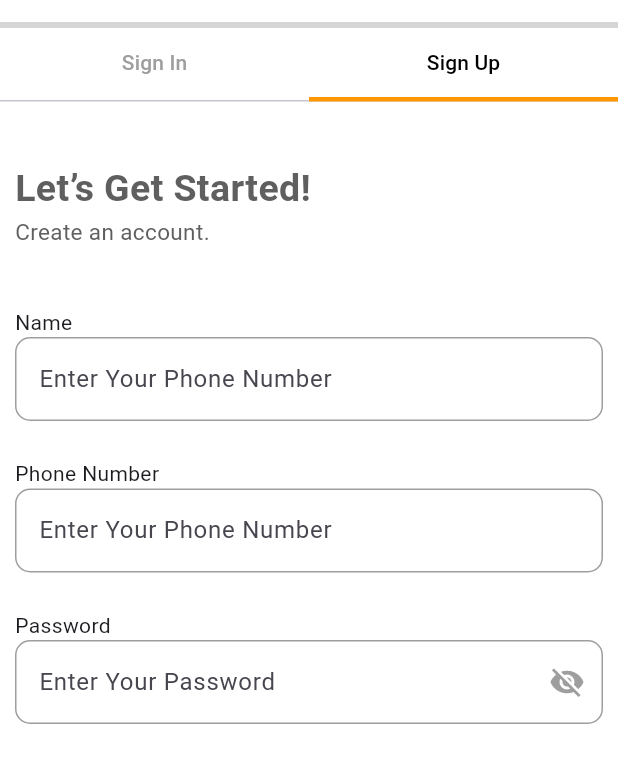
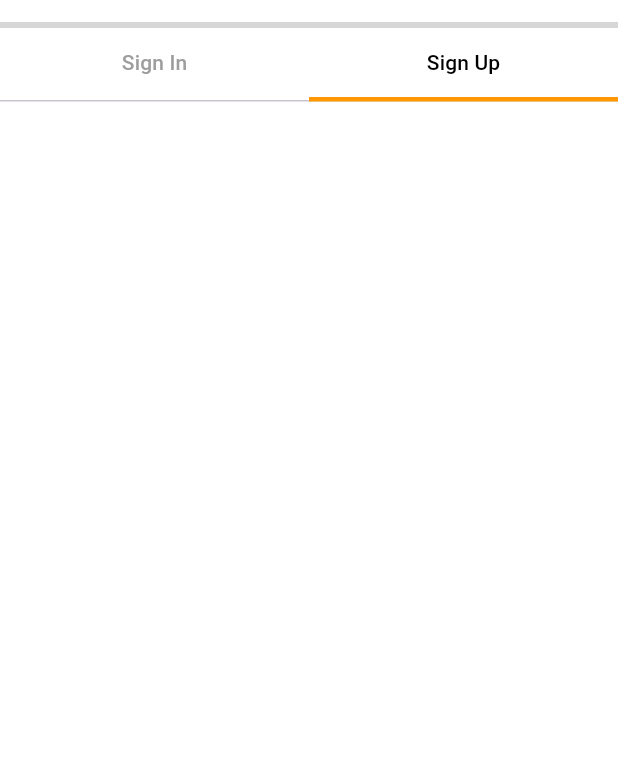
Before and after one commit to nazifanishat09/Dada-Garments, a Flutter app: the screen it shows after launch, tab 2 chosen, on a phone screen of 412 x 824 dp, the part 128-911 px from its top. Run offline on Flutter 3.47's test engine with Material 3 defaults, Android fonts, the phone set to English and light mode, and no system bars.

Commit message:
sigin page

```diff
--- a/lib/view/auth_ui/auth_ui.dart
+++ b/lib/view/auth_ui/auth_ui.dart
@@ -1,4 +1,4 @@
-import 'package:dada_garments/view/auth_ui/signInPage.dart';
+import 'package:dada_garments/view/auth_ui/signInScreen.dart';
 import 'package:dada_garments/view/widget/custom_text_widget.dart';
 import 'package:dada_garments/view/widget/text_form_field.dart';
 import 'package:flutter/material.dart';
@@ -55,83 +55,11 @@ class _LogInScreenState extends State<LogInScreen> {
               Expanded(
                 child: TabBarView(
                   children: [
-                    Padding(
-                      padding: const EdgeInsets.only(left: 10, right: 10),
-                      child: SingleChildScrollView(
-                        keyboardDismissBehavior:
-                            ScrollViewKeyboardDismissBehavior.onDrag,
+                    SignInScreen(phoneC: phoneC, passC: passC),
+                    Column(
+                      children: [
 
-                        child: SignInPage(phoneC: phoneC, passC: passC),
-                      ),
-                    ),
-                    Padding(
-                      padding: const EdgeInsets.only(left: 10, right: 10),
-                      child: Column(
-                        crossAxisAlignment: CrossAxisAlignment.start,
-                        children: [
-                          const Padding(
-                            padding: EdgeInsets.only(top: 40),
-                            child: TextWidget(
-                              title: "Let’s Get Started!",
-                              fs: 25,
-                              fc: Color(0xff5F5F5F),
-                              fw: FontWeight.bold,
-                            ),
-                          ),
-                          TextWidget(
-                            title: "Create an account.",
-                            fc: Color(0xff5F5F5F),
-                            fs: 15,
-                          ),
-                          SizedBox(height: 40),
-                          TextWidget(title: "Name"),
-                          TextFormFieldWidget(
-                            phoneC: phoneC,
-                            validator: (v) {
-                              if (v == null || v.isEmpty) {
-                                return "Please Enter Your Name";
-                              } else {
-                                return null;
-                              }
-                            },
-                            title: "Your Phone Number",
-                          ),
-                          SizedBox(height: 25),
-                          TextWidget(title: "Phone Number"),
-                          TextFormFieldWidget(
-                            phoneC: phoneC,
-                            validator: (v) {
-                              if (v == null || v.isEmpty) {
-                                return "Please Enter Your Phone Number";
-                              } else {
-                                return null;
-                              }
-                            },
-                            title: "Your Phone Number",
-                          ),
-                          SizedBox(height: 25),
-                          TextWidget(title: "Password"),
-                          TextFormFieldWidget(
-                            supIcon: InkWell(
-                              onTap: () {},
-                              child: Icon(
-                                Icons.visibility_off,
-                                color: Colors.grey,
-                              ), //:Icon(Icons.visibility,color: Colors.grey,),
-                            ),
-                            isActive: true,
-                            phoneC: passC,
-                            validator: (v) {
-                              if (v == null || v.isEmpty) {
-                                return "Please Enter Your Password";
-                              } else {
-                                return null;
-                              }
-                            },
-                            title: "Your Password",
-                          ),
-                        ],
-                      ),
+                      ],
                     ),
                   ],
                 ),
```
Also changed, not shown: lib/view/auth_ui/signInPage.dart (deleted, +0 -115 lines), lib/view/auth_ui/signInScreen.dart (added, +122 -0 lines).
